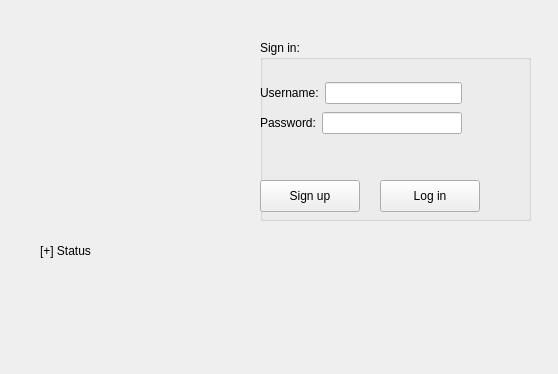
Texvss/Spotify_project, file login.ui: the form before one commit.
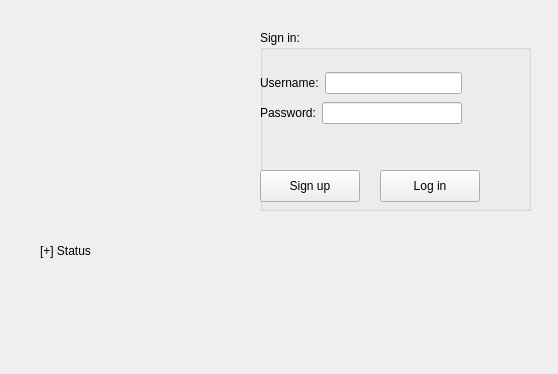
The form after the commit. Icons and pictures are not drawn.

```diff
--- a/login.ui
+++ b/login.ui
@@ -30,7 +30,7 @@
    <property name="geometry">
     <rect>
      <x>260</x>
-     <y>40</y>
+     <y>30</y>
      <width>271</width>
      <height>181</height>
     </rect>
@@ -64,7 +64,7 @@
      <string>Sign up</string>
     </property>
    </widget>
-   <widget class="QWidget" name="">
+   <widget class="QWidget" name="layoutWidget">
     <property name="geometry">
      <rect>
       <x>0</x>
```
